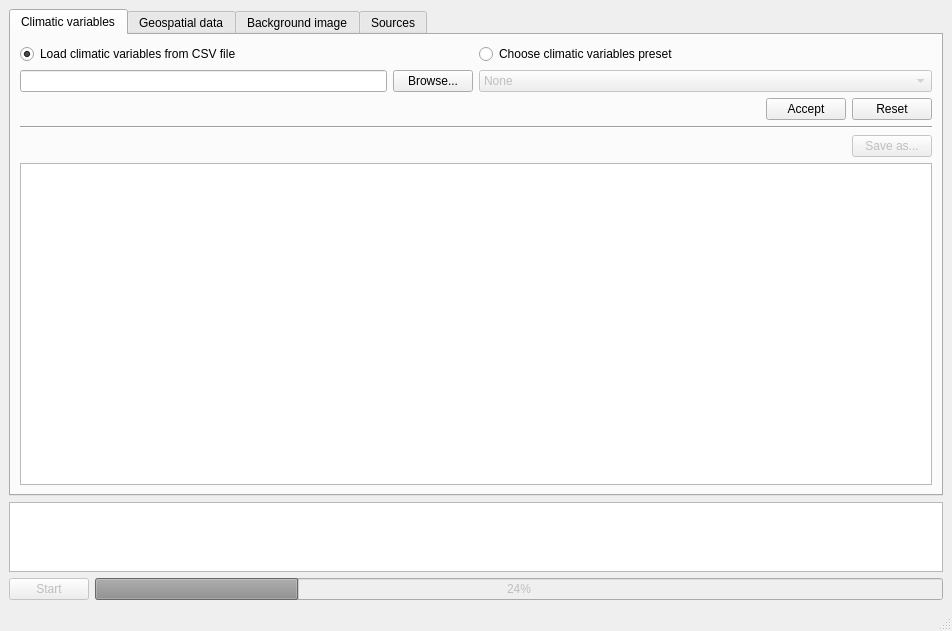
The window that mainwindow.ui (czertyaka/gaussian_dispersal) describes before a commit, drawn with Qt 5.
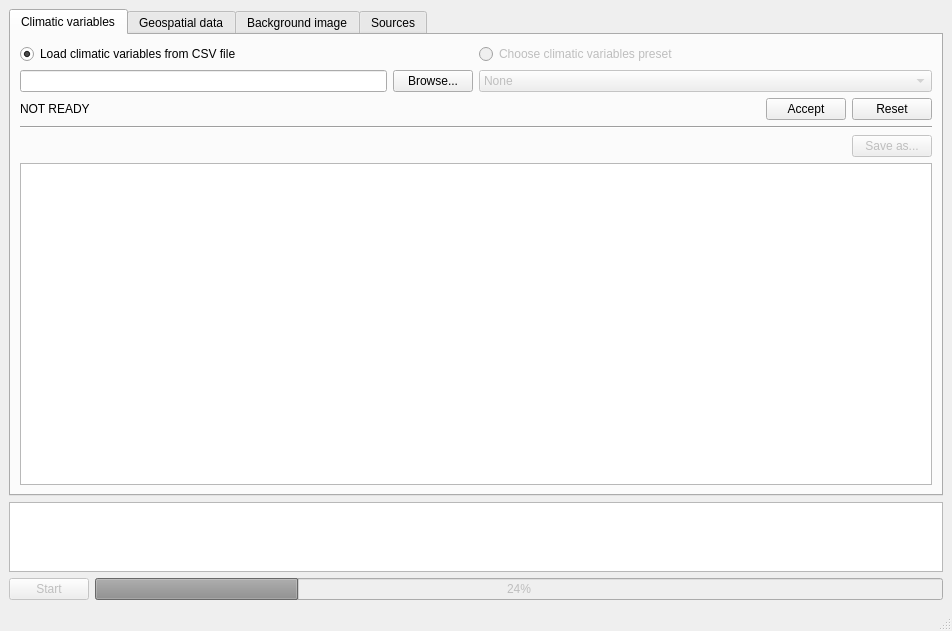
The same window after the commit. The open tabs and pages were chosen to show the change.

Commit message: GUI: status labels added

Patch:
```diff
--- a/mainwindow.ui
+++ b/mainwindow.ui
@@ -65,6 +65,9 @@
           </item>
           <item row="0" column="1">
            <widget class="QRadioButton" name="climatePresetsRadioButton">
+            <property name="enabled">
+             <bool>false</bool>
+            </property>
             <property name="text">
              <string>Choose climatic variables preset</string>
             </property>
@@ -114,6 +117,13 @@
         </item>
         <item>
          <layout class="QHBoxLayout" name="climateAcceptLayout">
+          <item>
+           <widget class="QLabel" name="climateStatusLabel">
+            <property name="text">
+             <string>NOT READY</string>
+            </property>
+           </widget>
+          </item>
           <item>
            <spacer name="climateAcceptSpacer">
             <property name="orientation">
```
Left out of the diff: 136 changed lines with no effect on the pictures.
